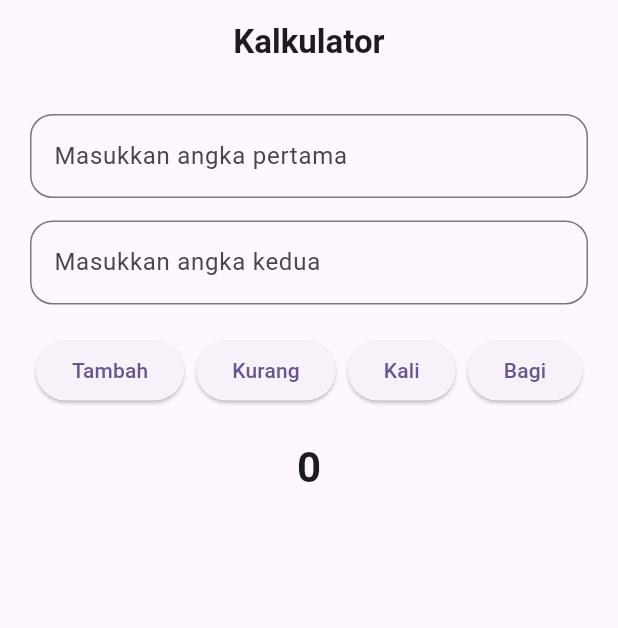
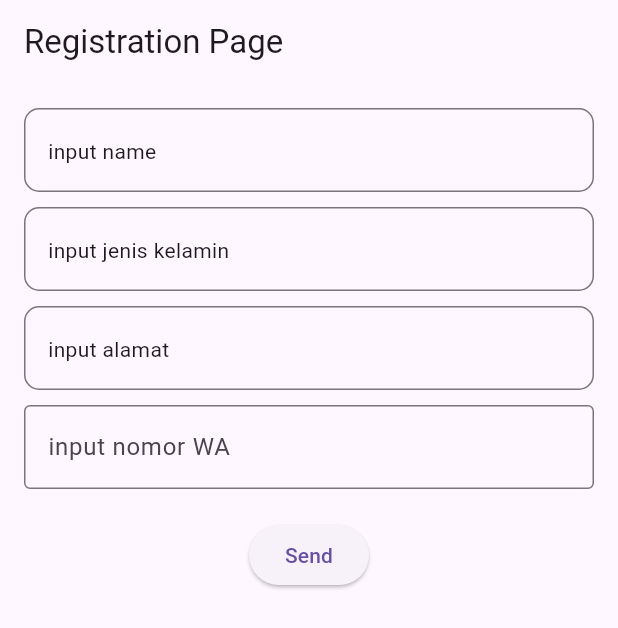
Before and after one commit to Jauzasyalia/Tugas-Fluter-Update-_Jauza-Syalia, a Flutter app: the screen it shows after launch, on a phone screen of 412 x 824 dp. Shown: the top 628 px of the screen. Run offline on Flutter 3.47's test engine with Material 3 defaults, Android fonts, the phone set to English and light mode, and no system bars; our stand-ins replace get.

Commit message:
update fitur registration dan confirm page

```diff
--- /dev/null
+++ b/lib/controller/Confirm_reg_controller.dart
@@ -0,0 +1,19 @@
+import 'package:get/get.dart';
+
+class ConfirmRegController extends GetxController {
+  late String nama;
+  late String jenisKelamin;
+  late String alamat;
+  late String noWa;
+
+  @override
+  void onInit() {
+    super.onInit();
+    final arguments = Get.arguments;
+
+    nama = arguments['name'];
+    jenisKelamin = arguments['jenis_kelamin'];
+    alamat = arguments['alamat'];
+    noWa = arguments['no_wa'];
+  }
+}
--- /dev/null
+++ b/lib/controller/registrasion_controller.dart
@@ -0,0 +1,4 @@
+import 'package:get/get_state_manager/src/simple/get_controllers.dart';
+import 'Confirm_reg_controller.dart';
+
+class RegistrationController extends GetxController {}
--- a/lib/main.dart
+++ b/lib/main.dart
@@ -1,5 +1,7 @@
 import 'package:coba_pertama/login_clone_page.dart';
+import 'package:coba_pertama/login_page.dart';
 import 'package:coba_pertama/page/kalkulator_page.dart';
+import 'package:coba_pertama/routes.dart';
 import 'package:flutter/material.dart';
 import 'package:get/get_navigation/src/root/get_material_app.dart';
 
@@ -14,30 +16,10 @@ class MyApp extends StatelessWidget {
   @override
   Widget build(BuildContext context) {
     return GetMaterialApp(
-      title: 'Flutter Demo',
-      theme: ThemeData(
-        // This is the theme of your application.
-        //
-        // TRY THIS: Try running your application with "flutter run". You'll see
-        // the application has a purple toolbar. Then, without quitting the app,
-        // try changing the seedColor in the colorScheme below to Colors.green
-        // and then invoke "hot reload" (save your changes or press the "hot
-        // reload" button in a Flutter-supported IDE, or press "r" if you used
-        // the command line to start the app).
-        //
-        // Notice that the counter didn't reset back to zero; the application
-        // state is not lost during the reload. To reset the state, use hot
-        // restart instead.
-        //
-        // This works for code too, not just values: Most code changes can be
-        // tested with just a hot reload.
-        colorScheme: ColorScheme.fromSeed(seedColor: Colors.deepPurple),
-      ),
-       //home: LoginPage()
-       // home: KalkulatorPage()
-       //home: LoginClone()
-       //home: LoginClonePage()
-       home: KalkulatorPage()
+      title: "My Learning App",
+      initialRoute: Routes.registration,
+      getPages: Routes.myPages
+
     );
   }
 }
--- /dev/null
+++ b/lib/page/registration_page.dart
@@ -0,0 +1,85 @@
+import 'package:coba_pertama/components/custom_textfield.dart';
+import 'package:coba_pertama/routes.dart';
+import 'package:flutter/material.dart';
+import 'package:flutter/services.dart';
+import 'package:get/get.dart';
+
+class RegistrationPage extends StatelessWidget {
+  const RegistrationPage({super.key});
+
+
+
+  @override
+  Widget build(BuildContext context) {
+    TextEditingController txtNama = TextEditingController();
+    TextEditingController txtJenisKelamin = TextEditingController();
+    TextEditingController txtAlamat = TextEditingController();
+      TextEditingController txtNoWa = TextEditingController();
+
+    return Scaffold(
+      appBar: AppBar(title: const Text("Registration Page")),
+      body: SingleChildScrollView(
+        child: Padding(
+          padding: const EdgeInsets.all(16.0),
+          child: Column(
+            children: [
+              CustomTextfield(
+                txtController: txtNama,
+                myHint: "input name",
+                keyboardType: TextInputType.text,
+                inputFormatters: const [],
+              ),
+
+              const SizedBox(height: 10),
+              CustomTextfield(
+                txtController: txtJenisKelamin,
+                myHint: "input jenis kelamin",
+                keyboardType: TextInputType.text,
+                inputFormatters: const [],
+              ),
+
+              const SizedBox(height: 10),
+              CustomTextfield(
+                txtController: txtAlamat,
+                myHint: "input alamat",
+                keyboardType: TextInputType.text,
+                inputFormatters: const [],
+              ),
+
+
+              const SizedBox(height: 10),
+
+              TextField(
+                controller: txtNoWa,
+                keyboardType: TextInputType.number,
+                inputFormatters: [
+                  FilteringTextInputFormatter.digitsOnly,
+                ],
+                decoration: const InputDecoration(
+                  hintText: "input nomor WA",
+                  border: OutlineInputBorder(),
+                ),
+              ),
+
+              const SizedBox(height: 20),
+              ElevatedButton(
+                onPressed: () {
+                  Get.toNamed(
+                    Routes.confirm_registration,
+                    arguments: {
+                      'name': txtNama.text,
+                      'jenis_kelamin': txtJenisKelamin.text,
+                      'alamat': txtAlamat.text,
+                      'no_wa': txtNoWa.text,
+                    },
+                  );
+                },
+                child: const Text("Send"),
+              ),
+            ],
+          ),
+        ),
+      ),
+    );
+  }
+}
--- /dev/null
+++ b/lib/routes.dart
@@ -0,0 +1,16 @@
+import 'package:coba_pertama/page/Confirm_reg_page.dart';
+import 'package:coba_pertama/page/registration_page.dart';
+import 'package:get/get.dart';
+
+class Routes {
+  // list variabel nama halaman
+  static const String registration = "/registration";
+  static const String confirm_registration = "/confirm_registration";
+  // others page hare
+
+  // untuk di daftarkan di main dart
+  static final myPages = [
+    GetPage(name: registration, page: () => RegistrationPage()),
+    GetPage(name: confirm_registration, page: () => ConfirmRegPage()),
+  ];
+}
--- a/pubspec.yaml
+++ b/pubspec.yaml
@@ -35,6 +35,7 @@ dependencies:
   # Use with the CupertinoIcons class for iOS style icons.
   cupertino_icons: ^1.0.8
   get: ^4.7.3
+  flutter_application_1: ^0.0.2
 
 dev_dependencies:
   flutter_test:
```
Also changed, not shown: lib/page/Confirm_reg_page.dart (added, +52 -0 lines), pubspec.lock.
